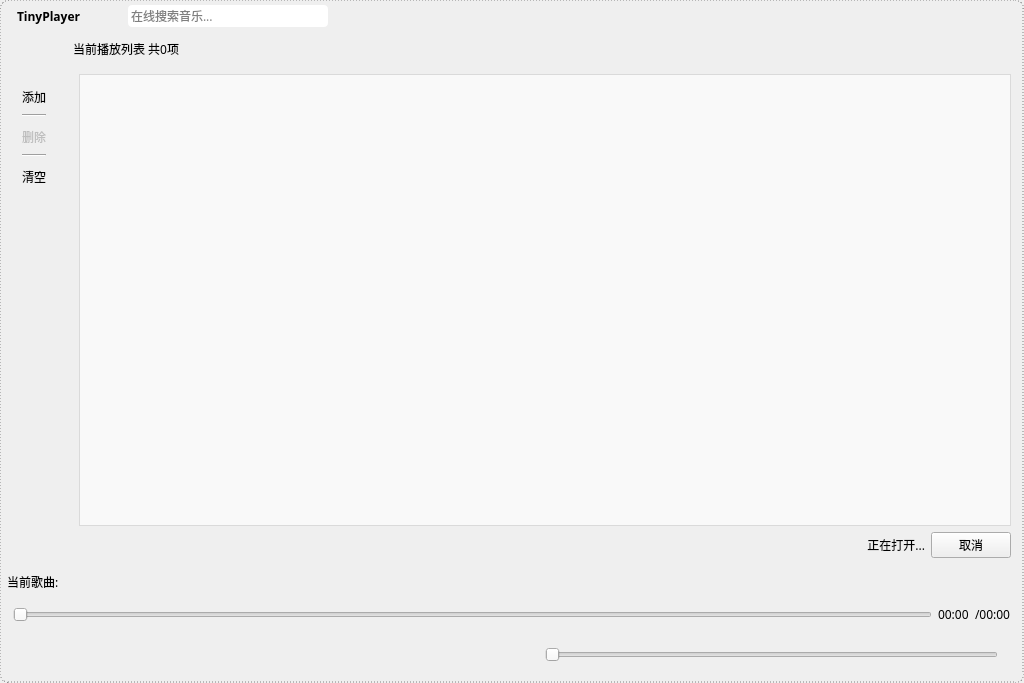
Before: the Qt Designer form src/playerwindow.ui in Remaker01/TinyPlayer, drawn with Qt 5.
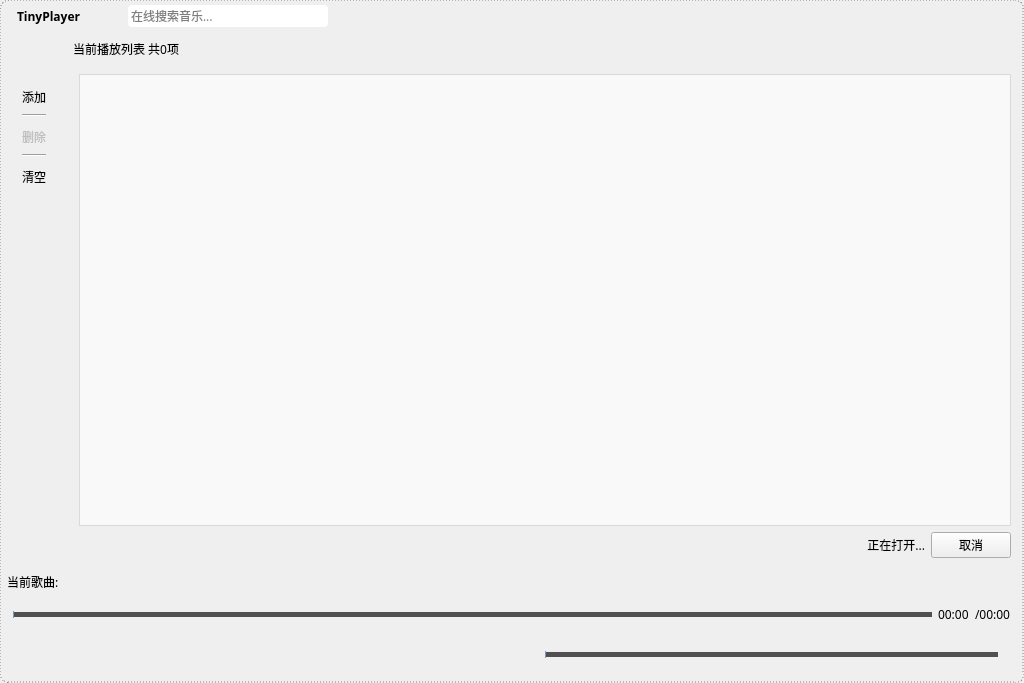
After: the same form once the commit is applied. Icons and pictures are not drawn. Custom widgets are drawn as their Qt base class.

```diff
--- a/src/playerwindow.ui
+++ b/src/playerwindow.ui
@@ -40,6 +40,38 @@
    <string notr="true">QWidget#PlayerWindow{
 border:1px dashed gray;
 border-radius:8px;
+}
+QSlider::handle:horizontal {
+    border-image:url(:/Icons/images/border.png);
+    width: 15px;
+    height:12px;
+    margin-top:-5px;
+    margin-bottom:-5px;
+}
+QSlider::groove:horizontal {
+    border-radius:6px;
+    height:5px;
+    background:#505050;
+    margin-top:5px;
+    margin-bottom:5px;
+}
+QSlider::sub-page:horizontal{
+    border-radius:6px;
+    margin-top:4px; /*不要超出groove*/
+    margin-bottom:4px;
+    background: #8097b8;
+}
+QMenu{
+	background-color:#fafafa;
+}
+QMenu::item:hover{background-color:#e7e7e7;color:#000000;}
+QMenu::item:selected{
+	background-color: #e7e7e7; /*11100111*/
+	color: #000000;
+}
+QMenu::item{
+	padding:5px;
+	min-width:100px;
 }</string>
   </property>
   <layout class="QGridLayout" name="gridLayout_2">
```
Left out of the diff: 9 changed lines with no effect on the pictures.
